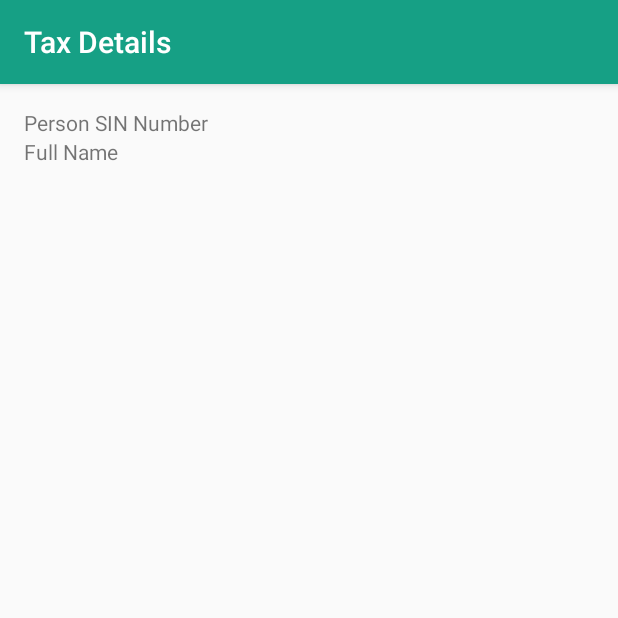
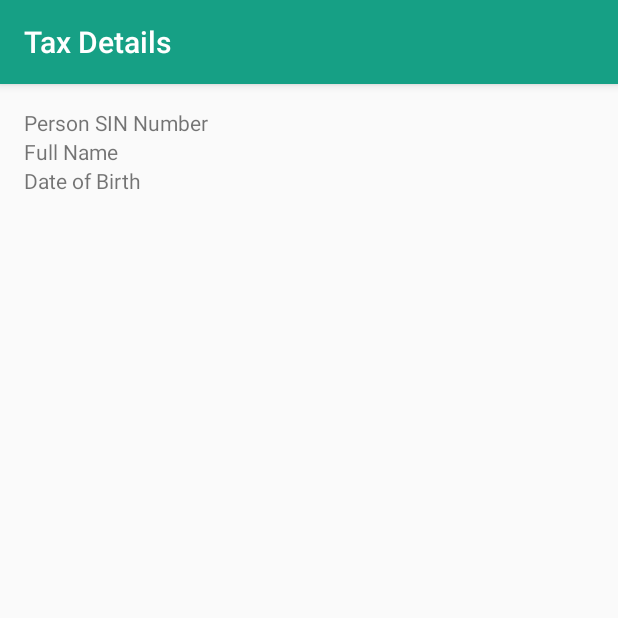
Before and after one commit to avanipatel9/C0772788_W2020_MAD3125_MidTerm, an Android app: the ShowTaxDetails screen opened directly, with no data from a screen before it, on a phone screen of 412 x 824 dp, the top half of it. Run offline under Robolectric (Android 15) with nearby library versions, the phone set to English and light mode, and no system bars.

Commit message:
[AP] TextView added for birthdate in ShowTaxDetails xml

```diff
--- a/app/src/main/res/layout/activity_show_tax_details.xml
+++ b/app/src/main/res/layout/activity_show_tax_details.xml
@@ -42,6 +42,20 @@
                 android:textAlignment="viewEnd"/>
         </TableRow>
 
+        <TableRow>
+            <TextView
+                android:layout_width="0dp"
+                android:layout_height="wrap_content"
+                android:text="Date of Birth"
+                android:layout_weight="1" />
+            <TextView
+                android:id="@+id/val_birth_date_display"
+                android:layout_width="0dp"
+                android:layout_height="wrap_content"
+                android:layout_weight="1"
+                android:textAlignment="viewEnd"/>
+        </TableRow>
+
 
     </TableLayout>
 
```
